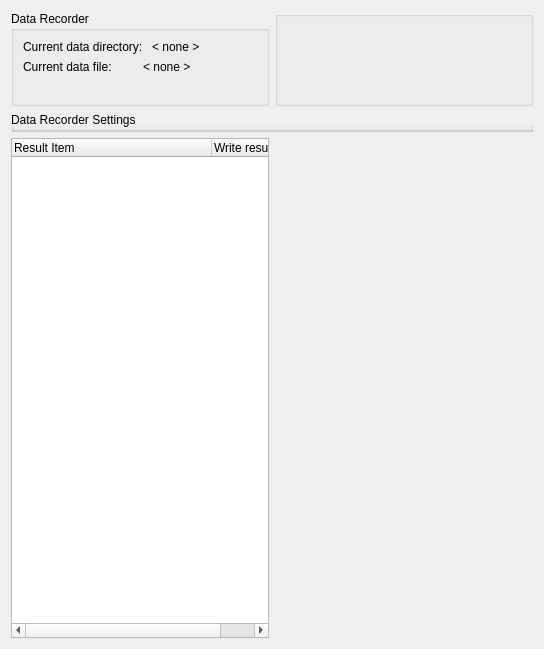
This is modules/datarecordermp/datarecordermp_dialog.ui in tud-hri/joan as Qt 5 draws it before an edit. The edited form follows.
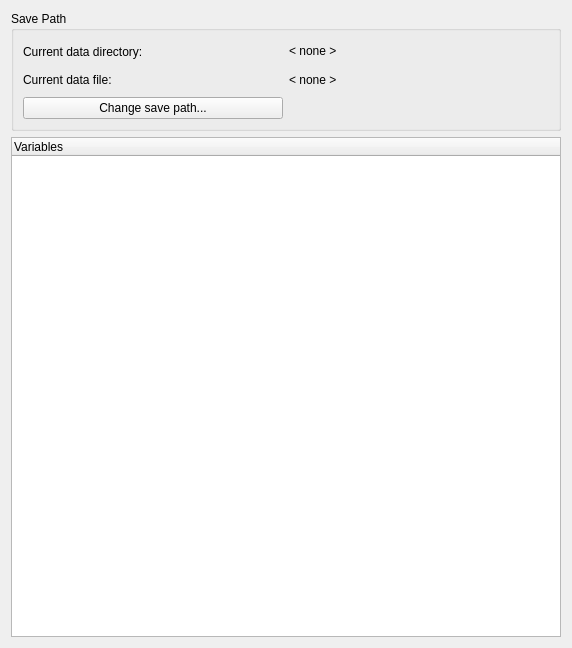
This is the edited form.

Commit message: Created shared variables base class with get_all_properties method Cleaned up data recorder Implemented selecting of news to save in Initialized state only implemented new button to select save path for data recorder added TODO's for finalizing datarecorder

What changed in the file:
```diff
--- a/modules/datarecordermp/datarecordermp_dialog.ui
+++ b/modules/datarecordermp/datarecordermp_dialog.ui
@@ -19,18 +19,8 @@
   <property name="windowTitle">
    <string>Data Recorder</string>
   </property>
-  <layout class="QGridLayout" name="gridLayout">
-   <item row="0" column="1">
-    <widget class="QGroupBox" name="groupBox">
-     <property name="sizePolicy">
-      <sizepolicy hsizetype="Preferred" vsizetype="Minimum">
-       <horstretch>0</horstretch>
-       <verstretch>0</verstretch>
-      </sizepolicy>
-     </property>
-    </widget>
-   </item>
-   <item row="0" column="0">
+  <layout class="QVBoxLayout" name="verticalLayout">
+   <item>
     <widget class="QGroupBox" name="grpBoxDataRecorder">
      <property name="sizePolicy">
       <sizepolicy hsizetype="Preferred" vsizetype="Minimum">
@@ -39,97 +29,68 @@
       </sizepolicy>
      </property>
      <property name="title">
-      <string>Data Recorder</string>
+      <string>Save Path</string>
      </property>
-     <layout class="QHBoxLayout" name="horizontalLayout">
-      <item>
-      <layout class="QVBoxLayout" name="verticalLayout_1">
-
-      <item>
-       <layout class="QHBoxLayout" name="horizontalLayout_1">
-        <item>
-         <widget class="QLabel" name="lblCurrentDataDir">
-          <property name="text">
-           <string>Current data directory: </string>
-          </property>
-         </widget>
-        </item>
-        <item>
-         <widget class="QLabel" name="lbl_data_directoryname">
-          <property name="text">
-           <string>&lt; none &gt;</string>
-          </property>
-         </widget>
-        </item>
-       </layout>
+     <layout class="QGridLayout" name="gridLayout">
+      <item row="0" column="0">
+       <widget class="QLabel" name="lblCurrentDataDir">
+        <property name="text">
+         <string>Current data directory: </string>
+        </property>
+       </widget>
       </item>
-
-      <item>
-       <layout class="QHBoxLayout" name="horizontalLayout_3">
-        <item>
-         <widget class="QLabel" name="lblCurrentDataFile">
-          <property name="text">
-           <string>Current data file: </string>
-          </property>
-         </widget>
-        </item>
-        <item>
-         <widget class="QLabel" name="lbl_data_filename">
-          <property name="text">
-           <string>&lt; none &gt;</string>
-          </property>
-         </widget>
-        </item>
-       </layout>
+      <item row="0" column="1">
+       <widget class="QLabel" name="lbl_data_directoryname">
+        <property name="text">
+         <string>&lt; none &gt;</string>
+        </property>
+       </widget>
       </item>
-
-
-      <item>
-       <layout class="QHBoxLayout" name="horizontalLayout_4">
-        <item alignment="Qt::AlignRight">
-         <widget class="QLabel" name="lbl_message_recorder">
-          <property name="text">
-           <string>&lt;Message&gt;</string>
-          </property>
-         </widget>
-        </item>
-       </layout>
+      <item row="1" column="1">
+       <widget class="QLabel" name="lbl_data_filename">
+        <property name="text">
+         <string>&lt; none &gt;</string>
+        </property>
+       </widget>
       </item>
-      
-
-      </layout>
+      <item row="1" column="0">
+       <widget class="QLabel" name="lblCurrentDataFile">
+        <property name="text">
+         <string>Current data file: </string>
+        </property>
+       </widget>
       </item>
-
-
-
+      <item row="2" column="1">
+       <widget class="QLabel" name="lbl_message_recorder">
+        <property name="text">
+         <string>&lt;Message&gt;</string>
+        </property>
+       </widget>
+      </item>
+      <item row="2" column="0">
+       <widget class="QPushButton" name="browsePathPushButton">
+        <property name="text">
+         <string>Change save path...</string>
+        </property>
+       </widget>
+      </item>
      </layout>
     </widget>
-
-
    </item>
-   <item row="1" column="0" colspan="2">
-    <widget class="QGroupBox" name="grpBoxDataRecorderSettings">
-     <property name="sizePolicy">
-      <sizepolicy hsizetype="Preferred" vsizetype="MinimumExpanding">
-       <horstretch>0</horstretch>
-       <verstretch>0</verstretch>
-      </sizepolicy>
-     </property>
-     <property name="minimumSize">
-      <size>
-       <width>0</width>
-       <height>20</height>
-      </size>
-     </property>
-     <property name="title">
-      <string>Data Recorder Settings</string>
-     </property>
-     <layout class="QVBoxLayout" name="verticalLayout_items"/>
-    </widget>
-   </item>
-
    <item>
     <widget class="QTreeWidget" name="treeWidget">
+     <property name="sizePolicy">
+      <sizepolicy hsizetype="Preferred" vsizetype="Preferred">
+       <horstretch>0</horstretch>
+       <verstretch>0</verstretch>
+      </sizepolicy>
+     </property>
+     <property name="minimumSize">
+      <size>
+       <width>550</width>
+       <height>500</height>
+      </size>
+     </property>
      <attribute name="headerMinimumSectionSize">
       <number>100</number>
      </attribute>
@@ -138,34 +99,11 @@
      </attribute>
      <column>
       <property name="text">
-       <string>Result Item</string>
+       <string>Variables</string>
       </property>
      </column>
-     <column>
-      <property name="text">
-       <string>Write result</string>
-      </property>
-     </column>
-
-     <property name="sizePolicy">
-      <sizepolicy hsizetype="Preferred" vsizetype="MinimumExpanding">
-       <horstretch>0</horstretch>
-       <verstretch>0</verstretch>
-      </sizepolicy>
-     </property>
-     <property name="minimumSize">
-      <size>
-       <width>0</width>
-       <height>500</height>
-      </size>
-     </property>
-
-
-
     </widget>
    </item>
-
-
   </layout>
  </widget>
  <resources/>
```
The commit also changes 10 other files.
